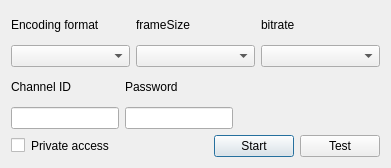
m-garanin/zgui-qt, file startairdialog.ui: the form before one commit.
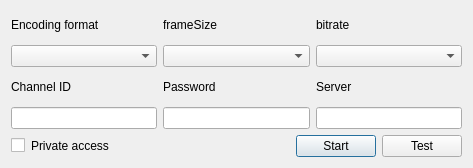
The form after the commit.

Commit message: возможность ввода адреса сервера

Diff of the .ui file:
```diff
--- a/startairdialog.ui
+++ b/startairdialog.ui
@@ -6,7 +6,7 @@
    <rect>
     <x>0</x>
     <y>0</y>
-    <width>391</width>
+    <width>473</width>
     <height>168</height>
    </rect>
   </property>
@@ -14,11 +14,7 @@
    <string>Dialog</string>
   </property>
   <layout class="QGridLayout" name="gridLayout">
-   <item row="1" column="0" colspan="2">
-    <layout class="QHBoxLayout" name="horizontalLayout_6">
-     <item>
-      <layout class="QHBoxLayout" name="horizontalLayout_7">
-       <item>
+   <item row="1" column="0">
         <layout class="QVBoxLayout" name="verticalLayout_8">
          <item>
           <widget class="QLabel" name="channelIdLabel">
@@ -32,7 +28,7 @@
          </item>
         </layout>
        </item>
-       <item>
+   <item row="1" column="1">
         <layout class="QVBoxLayout" name="verticalLayout_7">
          <item>
           <widget class="QLabel" name="passwordLabel">
@@ -50,10 +46,42 @@
          </item>
         </layout>
        </item>
-      </layout>
-     </item>
+   <item row="1" column="2">
+    <layout class="QVBoxLayout" name="verticalLayout_9">
+     <item>
+      <widget class="QLabel" name="passwordLabel_2">
+       <property name="text">
+        <string>Server</string>
+       </property>
+      </widget>
+     </item>
+     <item>
+      <widget class="QLineEdit" name="serverField">
+       <property name="echoMode">
+        <enum>QLineEdit::Normal</enum>
+       </property>
+      </widget>
+     </item>
+    </layout>
+   </item>
+   <item row="2" column="0" colspan="3">
+    <layout class="QHBoxLayout" name="horizontalLayout_2">
      <item>
-      <spacer name="horizontalSpacer">
+      <widget class="QCheckBox" name="privateCheckBox">
+       <property name="text">
+        <string/>
+       </property>
+      </widget>
+     </item>
+     <item>
+      <widget class="QLabel" name="privateLabel">
+       <property name="text">
+        <string>Private access</string>
+       </property>
+      </widget>
+     </item>
+     <item>
+      <spacer name="horizontalSpacer_2">
        <property name="orientation">
         <enum>Qt::Horizontal</enum>
        </property>
@@ -65,9 +93,23 @@
        </property>
       </spacer>
      </item>
+     <item>
+      <widget class="QPushButton" name="startBtn">
+       <property name="text">
+        <string>Start</string>
+       </property>
+      </widget>
+     </item>
+     <item>
+      <widget class="QPushButton" name="testBtn">
+       <property name="text">
+        <string>Test</string>
+       </property>
+      </widget>
+     </item>
     </layout>
    </item>
-   <item row="0" column="0" colspan="2">
+   <item row="0" column="0" colspan="3">
     <layout class="QHBoxLayout" name="horizontalLayout_3">
      <item>
       <layout class="QVBoxLayout" name="verticalLayout_2">
@@ -113,51 +155,6 @@
      </item>
     </layout>
    </item>
-   <item row="3" column="0" colspan="2">
-    <layout class="QHBoxLayout" name="horizontalLayout_2">
-     <item>
-      <widget class="QCheckBox" name="privateCheckBox">
-       <property name="text">
-        <string/>
-       </property>
-      </widget>
-     </item>
-     <item>
-      <widget class="QLabel" name="privateLabel">
-       <property name="text">
-        <string>Private access</string>
-       </property>
-      </widget>
-     </item>
-     <item>
-      <spacer name="horizontalSpacer_2">
-       <property name="orientation">
-        <enum>Qt::Horizontal</enum>
-       </property>
-       <property name="sizeHint" stdset="0">
-        <size>
-         <width>40</width>
-         <height>20</height>
-        </size>
-       </property>
-      </spacer>
-     </item>
-     <item>
-      <widget class="QPushButton" name="startBtn">
-       <property name="text">
-        <string>Start</string>
-       </property>
-      </widget>
-     </item>
-     <item>
-      <widget class="QPushButton" name="testBtn">
-       <property name="text">
-        <string>Test</string>
-       </property>
-      </widget>
-     </item>
-    </layout>
-   </item>
   </layout>
  </widget>
  <resources/>
```
Lines whose indentation alone changed are shown as unchanged. The commit also changes 2 other files.
